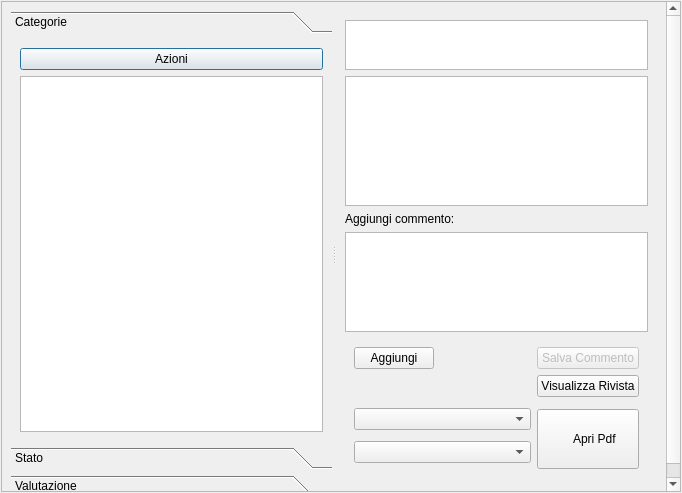
Above: lescienze500/src/bookmarkgui.ui from simon-r/LeScienze500 before the change. Below: the same form after it.
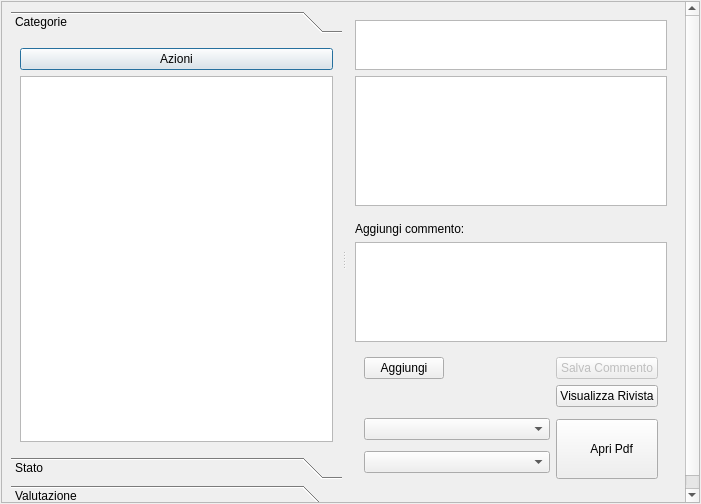
That is the form after the change. Icons and pictures are not drawn.

Patch:
```diff
--- a/lescienze500/src/bookmarkgui.ui
+++ b/lescienze500/src/bookmarkgui.ui
@@ -6,8 +6,8 @@
    <rect>
     <x>0</x>
     <y>0</y>
-    <width>682</width>
-    <height>493</height>
+    <width>701</width>
+    <height>504</height>
    </rect>
   </property>
   <property name="windowTitle">
@@ -30,8 +30,8 @@
        <rect>
         <x>0</x>
         <y>0</y>
-        <width>674</width>
-        <height>485</height>
+        <width>693</width>
+        <height>496</height>
        </rect>
       </property>
       <layout class="QHBoxLayout" name="horizontalLayout">
@@ -67,8 +67,8 @@
             <rect>
              <x>0</x>
              <y>0</y>
-             <width>305</width>
-             <height>383</height>
+             <width>314</width>
+             <height>394</height>
             </rect>
            </property>
            <attribute name="icon">
@@ -185,7 +185,7 @@
           <property name="frameShadow">
            <enum>QFrame::Plain</enum>
           </property>
-          <layout class="QVBoxLayout" stretch="4,4,4,4,4">
+          <layout class="QVBoxLayout" stretch="4,4,0,0,4">
            <item>
             <widget class="QTextBrowser" name="Title">
              <property name="minimumSize">
@@ -219,6 +219,27 @@
             </widget>
            </item>
            <item>
+            <spacer name="verticalSpacer">
+             <property name="orientation">
+              <enum>Qt::Vertical</enum>
+             </property>
+             <property name="sizeType">
+              <enum>QSizePolicy::Fixed</enum>
+             </property>
+             <property name="sizeHint" stdset="0">
+              <size>
+               <width>20</width>
+               <height>10</height>
+              </size>
+             </property>
+            </spacer>
+           </item>
+           <item>
+            <layout class="QVBoxLayout" name="verticalLayout_5">
+             <property name="bottomMargin">
+              <number>0</number>
+             </property>
+             <item>
             <widget class="QLabel" name="label">
              <property name="text">
               <string>Aggiungi commento:</string>
@@ -244,6 +265,8 @@
              </property>
             </widget>
            </item>
+            </layout>
+           </item>
            <item>
             <widget class="QFrame" name="frame_2">
              <property name="minimumSize">
@@ -298,7 +321,7 @@
                  </size>
                 </property>
                 <property name="text">
-                 <string>    Apri Pdf</string>
+                 <string>    Apri Pdf </string>
                 </property>
                 <property name="icon">
                  <iconset resource="crystal.qrc">
@@ -335,19 +358,6 @@
                 </property>
                </widget>
               </item>
-              <item row="12" column="2">
-               <spacer name="verticalSpacer_2">
-                <property name="orientation">
-                 <enum>Qt::Vertical</enum>
-                </property>
-                <property name="sizeHint" stdset="0">
-                 <size>
-                  <width>20</width>
-                  <height>40</height>
-                 </size>
-                </property>
-               </spacer>
-              </item>
               <item row="6" column="0" rowspan="2" colspan="2">
                <layout class="QVBoxLayout" name="verticalLayout_4">
                 <item>
@@ -365,6 +375,19 @@
                 </item>
                </layout>
               </item>
+              <item row="8" column="2">
+               <spacer name="verticalSpacer_2">
+                <property name="orientation">
+                 <enum>Qt::Vertical</enum>
+                </property>
+                <property name="sizeHint" stdset="0">
+                 <size>
+                  <width>20</width>
+                  <height>30</height>
+                 </size>
+                </property>
+               </spacer>
+              </item>
              </layout>
             </widget>
            </item>
```
Left out of the diff: 18 changed lines with no effect on the pictures. Lines whose indentation alone changed are shown as unchanged.
